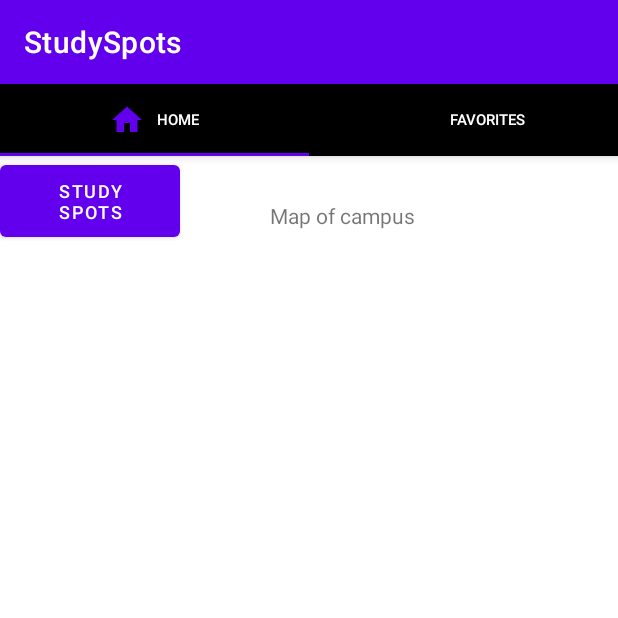
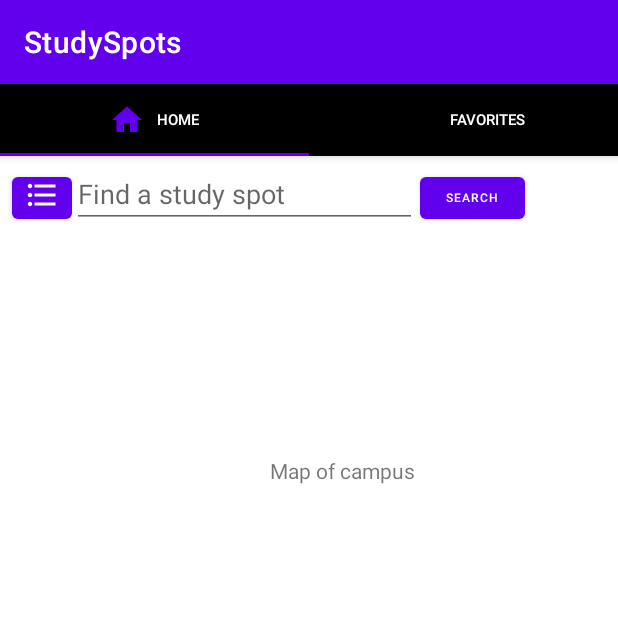
Before and after one commit to melodyy2001/StudySpots, an Android app: the screen it shows after launch (MainActivity), on a phone screen of 412 x 824 dp, the top half of it. Run offline under Robolectric (Android 15) with nearby library versions, the phone set to English and light mode, and no system bars.

Commit message:
Melody: Added Search bar and buttons to map fragment for navigating to list fragment, still crashing

```diff
--- a/app/build.gradle
+++ b/app/build.gradle
@@ -1,7 +1,7 @@
 plugins {
     id 'com.android.application'
     id 'org.jetbrains.kotlin.android'
-
+    id 'kotlin-android-extensions'
 }
 
 android {
@@ -33,19 +33,32 @@ android {
 }
 
 dependencies {
+    //val nav_version = "2.5.3"
+
+    //implementation 'androidx.core:core-ktx:1.7.0'
+    //implementation 'androidx.appcompat:appcompat:1.5.1'
+    //implementation 'com.google.android.material:material:1.6.1'
+    //implementation 'androidx.constraintlayout:constraintlayout:2.1.4'
+    //testImplementation 'junit:junit:4.13.2'
+    //androidTestImplementation 'androidx.test.ext:junit:1.1.3'
+    //androidTestImplementation 'androidx.test.espresso:espresso-core:3.4.0'
+
+
+   // implementation fileTree(dir: 'libs', include: ['*.jar'])
+    //implementation("androidx.navigation:navigation-fragment-ktx:2.3.5")
+   // implementation("androidx.navigation:navigation-ui-ktx:2.3.5")
+    //implementation("androidx.navigation:navigation-dynamic-features-fragment:2.3.5")
 
     implementation 'androidx.core:core-ktx:1.7.0'
-    implementation 'androidx.appcompat:appcompat:1.5.1'
+    implementation 'androidx.appcompat:appcompat:1.5.0'
     implementation 'com.google.android.material:material:1.6.1'
     implementation 'androidx.constraintlayout:constraintlayout:2.1.4'
     testImplementation 'junit:junit:4.13.2'
     androidTestImplementation 'androidx.test.ext:junit:1.1.3'
     androidTestImplementation 'androidx.test.espresso:espresso-core:3.4.0'
 
-    implementation 'com.google.android.material:material:1.1.0'
+
     implementation fileTree(dir: 'libs', include: ['*.jar'])
-    implementation 'androidx.appcompat:appcompat:1.0.2'
-    implementation 'androidx.constraintlayout:constraintlayout:1.1.3'
     implementation 'androidx.navigation:navigation-fragment:2.1.0'
     implementation 'androidx.navigation:navigation-ui:2.1.0'
 }
--- a/app/src/main/java/com/vima/studyspots/MainActivity.kt
+++ b/app/src/main/java/com/vima/studyspots/MainActivity.kt
@@ -2,15 +2,21 @@ package com.vima.studyspots
 // Test
 import androidx.appcompat.app.AppCompatActivity
 import android.os.Bundle
+import androidx.navigation.NavController
+import androidx.navigation.fragment.NavHostFragment
 import androidx.viewpager.widget.ViewPager
 import com.google.android.material.tabs.TabLayout
 import com.vima.studyspots.adapters.ViewPagerAdapter
 
 class MainActivity : AppCompatActivity() {
+    private lateinit var navController: NavController
     override fun onCreate(savedInstanceState: Bundle?) {
         super.onCreate(savedInstanceState)
         setContentView(R.layout.activity_main)
 
+        val navHostFragment = supportFragmentManager
+            .findFragmentById(R.id.nav_host_fragment) as NavHostFragment
+        navController = navHostFragment.navController
         setUpTabs()
     }
 
@@ -28,4 +34,8 @@ class MainActivity : AppCompatActivity() {
         tabs.getTabAt(0)!!.setIcon(R.drawable.ic_baseline_home_24)
         tabs.getTabAt(1)!!.setIcon(R.drawable.ic_baseline_favorite_24)
     }
+
+    override fun onSupportNavigateUp(): Boolean {
+        return navController.navigateUp() || super.onSupportNavigateUp()
+    }
 }
--- a/app/src/main/java/com/vima/studyspots/MapFragment.kt
+++ b/app/src/main/java/com/vima/studyspots/MapFragment.kt
@@ -7,12 +7,8 @@ import android.view.View
 import android.view.ViewGroup
 import android.widget.Button
 import android.widget.TextView
-import androidx.navigation.Navigation
+import androidx.navigation.Navigation.findNavController
 
-// TODO: Rename parameter arguments, choose names that match
-// the fragment initialization parameters, e.g. ARG_ITEM_NUMBER
-private const val ARG_PARAM1 = "param1"
-private const val ARG_PARAM2 = "param2"
 
 /**
  * A simple [Fragment] subclass.
@@ -20,8 +16,6 @@ private const val ARG_PARAM2 = "param2"
  * create an instance of this fragment.
  */
 class MapFragment : Fragment() {
-
-    //var navToList: Button? = null
 
     override fun onCreate(savedInstanceState: Bundle?) {
         super.onCreate(savedInstanceState)
@@ -34,10 +28,8 @@ class MapFragment : Fragment() {
         // Inflate the layout for this fragment
         val view = inflater.inflate(R.layout.fragment_map, container, false)
         val navToList = view.findViewById<Button>(R.id.listButton)
-        navToList?.setOnClickListener {
-            //val text = view.findViewById<TextView>(R.id.mapText)
-            //text.text = "test"
-            Navigation.findNavController(view).navigate(R.id.action_mapFragment_to_studyListFragment)
+        navToList.setOnClickListener {
+            findNavController(view).navigate(R.id.action_mapFragment_to_studyListFragment)
         }
         return view
     }
--- /dev/null
+++ b/app/src/main/res/drawable/ic_baseline_format_list_bulleted_24.xml
@@ -0,0 +1,5 @@
+<vector android:height="24dp" android:tint="#FFFFFF"
+    android:viewportHeight="24" android:viewportWidth="24"
+    android:width="24dp" xmlns:android="http://schemas.android.com/apk/res/android">
+    <path android:fillColor="@android:color/white" android:pathData="M4,10.5c-0.83,0 -1.5,0.67 -1.5,1.5s0.67,1.5 1.5,1.5 1.5,-0.67 1.5,-1.5 -0.67,-1.5 -1.5,-1.5zM4,4.5c-0.83,0 -1.5,0.67 -1.5,1.5S3.17,7.5 4,7.5 5.5,6.83 5.5,6 4.83,4.5 4,4.5zM4,16.5c-0.83,0 -1.5,0.68 -1.5,1.5s0.68,1.5 1.5,1.5 1.5,-0.68 1.5,-1.5 -0.67,-1.5 -1.5,-1.5zM7,19h14v-2L7,17v2zM7,13h14v-2L7,11v2zM7,5v2h14L21,5L7,5z"/>
+</vector>
--- a/app/src/main/res/layout/activity_main.xml
+++ b/app/src/main/res/layout/activity_main.xml
@@ -7,30 +7,6 @@
     tools:context=".MainActivity">
 
 
-    <Button
-        android:id="@+id/search_text"
-        android:layout_width="wrap_content"
-        android:layout_height="wrap_content"
-        android:layout_marginEnd="256dp"
-        android:layout_marginBottom="640dp"
-        android:text="Search"
-        app:layout_constraintBottom_toBottomOf="parent"
-        app:layout_constraintEnd_toEndOf="parent"
-        app:layout_constraintStart_toStartOf="parent"
-        app:layout_constraintTop_toTopOf="parent" />
-
-
-    <!-- Input box to search for study spot -->
-    <EditText
-        android:id="@+id/search_bar"
-        android:layout_width="240dp"
-        android:layout_height="wrap_content"
-        android:hint="Find a study spot"
-        android:layout_marginStart="8dp"
-        android:inputType="textNoSuggestions"
-        app:layout_constraintStart_toEndOf="@id/search_text"
-        app:layout_constraintTop_toTopOf="@id/search_text"
-        />
 
     <fragment
         android:id="@+id/nav_host_fragment"
--- a/app/src/main/res/layout/fragment_map.xml
+++ b/app/src/main/res/layout/fragment_map.xml
@@ -5,23 +5,44 @@
     android:layout_height="match_parent"
     tools:context=".MapFragment">
 
-    <!-- TODO: Update blank fragment layout -->
+
+
+    <!-- Input box to search for study spot -->
+    <EditText
+        android:id="@+id/search_bar"
+        android:layout_width="230dp"
+        android:layout_height="40dp"
+        android:layout_marginStart="48dp"
+        android:layout_marginTop="8dp"
+        android:hint="Find a study spot"
+        android:inputType="textNoSuggestions" />
 
     <TextView
         android:id="@+id/mapText"
         android:layout_width="match_parent"
         android:layout_height="match_parent"
         android:layout_marginStart="180dp"
-        android:layout_marginTop="30dp"
+        android:layout_marginTop="200dp"
         android:text="Map of campus" />
 
+    <!-- Button to open up list of study spots -->
     <Button
         android:id="@+id/listButton"
-        android:layout_width="120dp"
-        android:layout_height="60dp"
-        android:text="Study Spots"
-        android:textSize="12sp">
-
+        android:layout_width="40dp"
+        android:layout_height="40dp"
+        android:layout_marginStart="8dp"
+        android:layout_marginTop="8dp"
+        android:drawableBottom="@drawable/ic_baseline_format_list_bulleted_24">
     </Button>
 
+    <!-- Button to look through study spots for search term -->
+    <Button
+        android:id="@+id/searchButton"
+        android:layout_width="70dp"
+        android:layout_height="40dp"
+        android:layout_marginStart="280dp"
+        android:layout_marginTop="8dp"
+        android:text="Search"
+        android:textSize="8dp"></Button>
+
 </FrameLayout>
```
